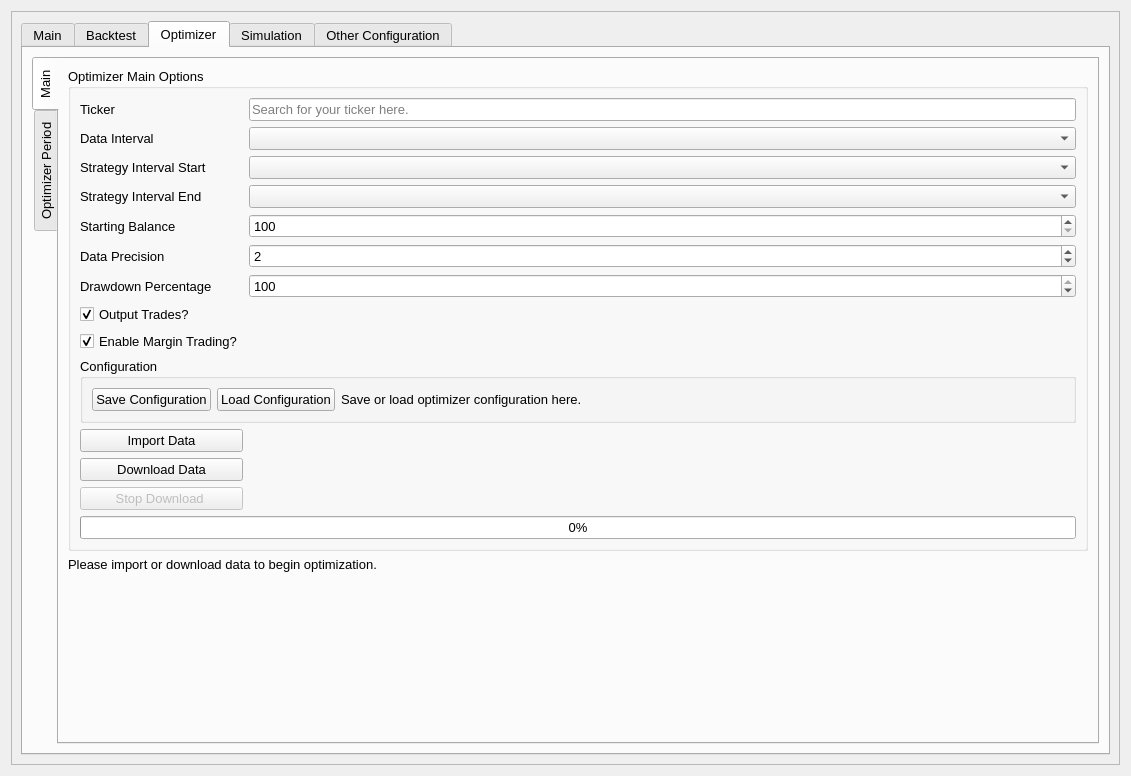
This is UI/configuration.ui in ZENALC/algobot as Qt 5 draws it before an edit. The edited form follows.
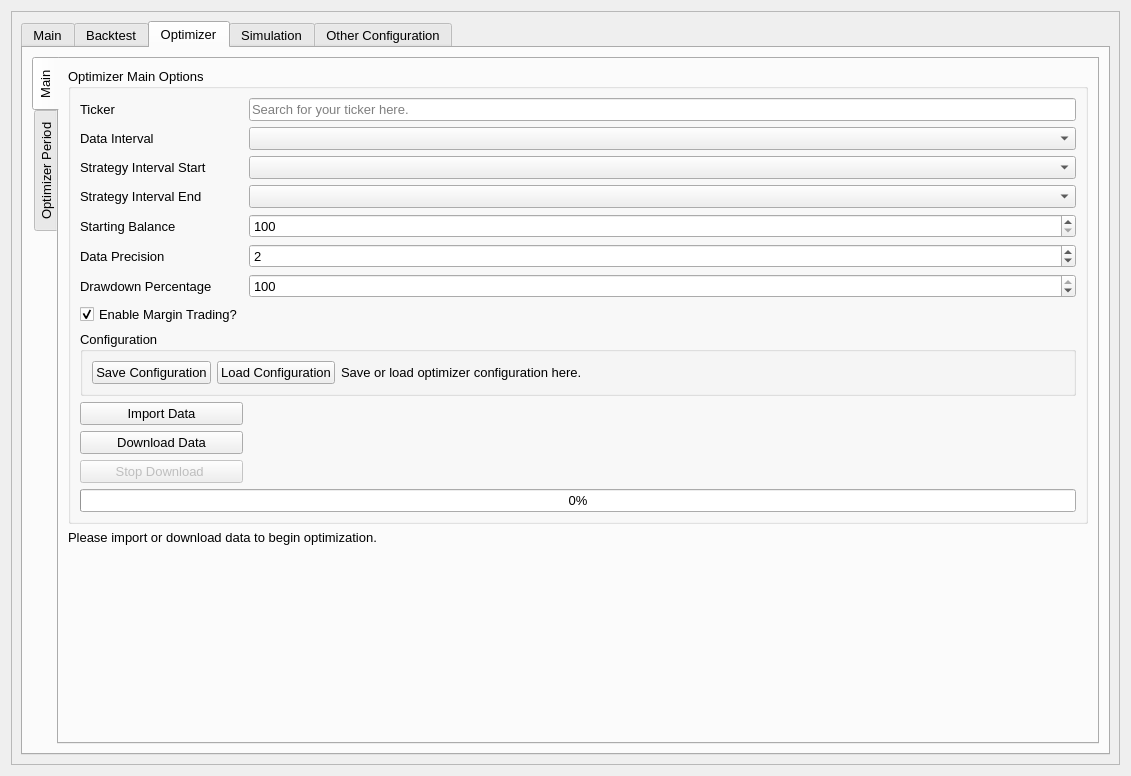
This is the edited form. The open tabs and pages were chosen to show the change.

Commit message: remove redundant optimizer code

Patch:
```diff
--- a/UI/configuration.ui
+++ b/UI/configuration.ui
@@ -960,23 +960,62 @@
                   <string>Optimizer Main Options</string>
                  </property>
                  <layout class="QGridLayout" name="gridLayout_9">
-                  <item row="14" column="1">
+                  <item row="9" column="0" colspan="3">
+                   <widget class="QGroupBox" name="groupBox_4">
+                    <property name="title">
+                     <string>Configuration</string>
+                    </property>
+                    <layout class="QHBoxLayout" name="horizontalLayout_7">
+                     <item>
+                      <widget class="QPushButton" name="optimizerSaveConfigurationButton">
+                       <property name="text">
+                        <string>Save Configuration</string>
+                       </property>
+                       <property name="autoDefault">
+                        <bool>false</bool>
+                       </property>
+                      </widget>
+                     </item>
+                     <item>
+                      <widget class="QPushButton" name="optimizerLoadConfigurationButton">
+                       <property name="text">
+                        <string>Load Configuration</string>
+                       </property>
+                       <property name="autoDefault">
+                        <bool>false</bool>
+                       </property>
+                      </widget>
+                     </item>
+                     <item>
+                      <widget class="QLabel" name="optimizerConfigurationResult">
+                       <property name="text">
+                        <string>Save or load optimizer configuration here.</string>
+                       </property>
+                      </widget>
+                     </item>
+                     <item>
+                      <spacer name="horizontalSpacer">
+                       <property name="orientation">
+                        <enum>Qt::Horizontal</enum>
+                       </property>
+                       <property name="sizeHint" stdset="0">
+                        <size>
+                         <width>40</width>
+                         <height>20</height>
+                        </size>
+                       </property>
+                      </spacer>
+                     </item>
+                    </layout>
+                   </widget>
+                  </item>
+                  <item row="13" column="1">
                    <widget class="QLabel" name="optimizerCopyLabel">
                     <property name="text">
                      <string/>
                     </property>
                    </widget>
                   </item>
-                  <item row="11" column="0">
-                   <widget class="QPushButton" name="optimizerImportDataButton">
-                    <property name="text">
-                     <string>Import Data</string>
-                    </property>
-                    <property name="autoDefault">
-                     <bool>false</bool>
-                    </property>
-                   </widget>
-                  </item>
                   <item row="2" column="1" colspan="2">
                    <widget class="QComboBox" name="optimizerIntervalComboBox">
                     <property name="font">
@@ -989,13 +1028,23 @@
                     </property>
                    </widget>
                   </item>
-                  <item row="19" column="1">
+                  <item row="18" column="1">
                    <widget class="QLabel" name="optimizerDownloadLabel">
                     <property name="text">
                      <string/>
                     </property>
                    </widget>
                   </item>
+                  <item row="10" column="0">
+                   <widget class="QPushButton" name="optimizerImportDataButton">
+                    <property name="text">
+                     <string>Import Data</string>
+                    </property>
+                    <property name="autoDefault">
+                     <bool>false</bool>
+                    </property>
+                   </widget>
+                  </item>
                   <item row="3" column="1" colspan="2">
                    <widget class="QComboBox" name="optimizerStrategyIntervalCombobox">
                     <property name="font">
@@ -1008,20 +1057,7 @@
                     </property>
                    </widget>
                   </item>
-                  <item row="9" column="0">
-                   <widget class="QCheckBox" name="optimizerMarginTradingCheckBox">
-                    <property name="toolTip">
-                     <string>If you don't want to simulate margin trading, untick this.</string>
-                    </property>
-                    <property name="text">
-                     <string>Enable Margin Trading?</string>
-                    </property>
-                    <property name="checked">
-                     <bool>true</bool>
-                    </property>
-                   </widget>
-                  </item>
-                  <item row="14" column="0">
+                  <item row="13" column="0">
                    <widget class="QPushButton" name="optimizerDownloadDataButton">
                     <property name="sizePolicy">
                      <sizepolicy hsizetype="Preferred" vsizetype="Fixed">
@@ -1042,19 +1078,6 @@
                     </property>
                    </widget>
                   </item>
-                  <item row="8" column="0">
-                   <widget class="QCheckBox" name="optimizerOutputTradesCheckBox">
-                    <property name="toolTip">
-                     <string>If a backtest has a lot of trades, it can take a while to open the file. If you're just interested in the results and not the trades, untick this.</string>
-                    </property>
-                    <property name="text">
-                     <string>Output Trades?</string>
-                    </property>
-                    <property name="checked">
-                     <bool>true</bool>
-                    </property>
-                   </widget>
-                  </item>
                   <item row="6" column="0">
                    <widget class="QLabel" name="optimizerPrecisionLabel">
                     <property name="text">
@@ -1062,35 +1085,16 @@
                     </property>
                    </widget>
                   </item>
-                  <item row="1" column="0">
-                   <widget class="QLabel" name="optimizerTickerLabel">
-                    <property name="sizePolicy">
-                     <sizepolicy hsizetype="Fixed" vsizetype="Preferred">
-                      <horstretch>0</horstretch>
-                      <verstretch>0</verstretch>
-                     </sizepolicy>
+                  <item row="8" column="0">
+                   <widget class="QCheckBox" name="optimizerMarginTradingCheckBox">
+                    <property name="toolTip">
+                     <string>If you don't want to simulate margin trading, untick this.</string>
                     </property>
-                    <property name="font">
-                     <font>
-                      <pointsize>10</pointsize>
-                     </font>
-                    </property>
                     <property name="text">
-                     <string>Ticker</string>
+                     <string>Enable Margin Trading?</string>
                     </property>
-                   </widget>
-                  </item>
-                  <item row="3" column="0">
-                   <widget class="QLabel" name="optimizerStrategyIntervalLabel">
-                    <property name="text">
-                     <string>Strategy Interval Start</string>
-                    </property>
-                   </widget>
-                  </item>
-                  <item row="5" column="0">
-                   <widget class="QLabel" name="optimizerStartingBalance">
-                    <property name="text">
-                     <string>Starting Balance</string>
+                    <property name="checked">
+                     <bool>true</bool>
                     </property>
                    </widget>
                   </item>
@@ -1107,6 +1111,13 @@
                     </property>
                    </widget>
                   </item>
+                  <item row="3" column="0">
+                   <widget class="QLabel" name="optimizerStrategyIntervalLabel">
+                    <property name="text">
+                     <string>Strategy Interval Start</string>
+                    </property>
+                   </widget>
+                  </item>
                   <item row="2" column="0">
                    <widget class="QLabel" name="optimizerDateIntervalLabel">
                     <property name="sizePolicy">
@@ -1125,20 +1136,32 @@
                     </property>
                    </widget>
                   </item>
-                  <item row="19" column="0">
-                   <widget class="QPushButton" name="optimizerStopDownloadButton">
-                    <property name="enabled">
-                     <bool>false</bool>
-                    </property>
+                  <item row="5" column="0">
+                   <widget class="QLabel" name="optimizerStartingBalance">
                     <property name="text">
-                     <string>Stop Download </string>
+                     <string>Starting Balance</string>
                     </property>
-                    <property name="autoDefault">
-                     <bool>false</bool>
+                   </widget>
+                  </item>
+                  <item row="1" column="0">
+                   <widget class="QLabel" name="optimizerTickerLabel">
+                    <property name="sizePolicy">
+                     <sizepolicy hsizetype="Fixed" vsizetype="Preferred">
+                      <horstretch>0</horstretch>
+                      <verstretch>0</verstretch>
+                     </sizepolicy>
                     </property>
+                    <property name="font">
+                     <font>
+                      <pointsize>10</pointsize>
+                     </font>
+                    </property>
+                    <property name="text">
+                     <string>Ticker</string>
+                    </property>
                    </widget>
                   </item>
-                  <item row="20" column="0" colspan="3">
+                  <item row="19" column="0" colspan="3">
                    <widget class="QProgressBar" name="optimizerDownloadProgressBar">
                     <property name="value">
                      <number>0</number>
@@ -1155,6 +1178,13 @@
                     </property>
                    </widget>
                   </item>
+                  <item row="4" column="0">
+                   <widget class="QLabel" name="optimizerStrategyIntervalEndLabel">
+                    <property name="text">
+                     <string>Strategy Interval End</string>
+                    </property>
+                   </widget>
+                  </item>
                   <item row="1" column="1" colspan="2">
                    <widget class="QLineEdit" name="optimizerTickerLineEdit">
                     <property name="placeholderText">
@@ -1165,23 +1195,16 @@
                     </property>
                    </widget>
                   </item>
-                  <item row="4" column="0">
-                   <widget class="QLabel" name="optimizerStrategyIntervalEndLabel">
+                  <item row="18" column="0">
+                   <widget class="QPushButton" name="optimizerStopDownloadButton">
+                    <property name="enabled">
+                     <bool>false</bool>
+                    </property>
                     <property name="text">
-                     <string>Strategy Interval End</string>
+                     <string>Stop Download </string>
                     </property>
-                   </widget>
-                  </item>
-                  <item row="7" column="1" colspan="2">
-                   <widget class="QSpinBox" name="drawdownPercentageSpinBox">
-                    <property name="minimum">
-                     <number>1</number>
-                    </property>
-                    <property name="maximum">
-                     <number>100</number>
-                    </property>
-                    <property name="value">
-                     <number>100</number>
+                    <property name="autoDefault">
+                     <bool>false</bool>
                     </property>
                    </widget>
                   </item>
@@ -1198,53 +1221,17 @@
                   <item row="4" column="1" colspan="2">
                    <widget class="QComboBox" name="optimizerStrategyIntervalEndCombobox"/>
                   </item>
-                  <item row="10" column="0" colspan="3">
-                   <widget class="QGroupBox" name="groupBox_4">
-                    <property name="title">
-                     <string>Configuration</string>
+                  <item row="7" column="1" colspan="2">
+                   <widget class="QSpinBox" name="drawdownPercentageSpinBox">
+                    <property name="minimum">
+                     <number>1</number>
                     </property>
-                    <layout class="QHBoxLayout" name="horizontalLayout_7">
-                     <item>
-                      <widget class="QPushButton" name="optimizerSaveConfigurationButton">
-                       <property name="text">
-                        <string>Save Configuration</string>
-                       </property>
-                       <property name="autoDefault">
-                        <bool>false</bool>
-                       </property>
-                      </widget>
-                     </item>
-                     <item>
-                      <widget class="QPushButton" name="optimizerLoadConfigurationButton">
-                       <property name="text">
-                        <string>Load Configuration</string>
-                       </property>
-                       <property name="autoDefault">
-                        <bool>false</bool>
-                       </property>
-                      </widget>
-                     </item>
-                     <item>
-                      <widget class="QLabel" name="optimizerConfigurationResult">
-                       <property name="text">
-                        <string>Save or load optimizer configuration here.</string>
-                       </property>
-                      </widget>
-                     </item>
-                     <item>
-                      <spacer name="horizontalSpacer">
-                       <property name="orientation">
-                        <enum>Qt::Horizontal</enum>
-                       </property>
-                       <property name="sizeHint" stdset="0">
-                        <size>
-                         <width>40</width>
-                         <height>20</height>
-                        </size>
-                       </property>
-                      </spacer>
-                     </item>
-                    </layout>
+                    <property name="maximum">
+                     <number>100</number>
+                    </property>
+                    <property name="value">
+                     <number>100</number>
+                    </property>
                    </widget>
                   </item>
                  </layout>
```
The commit also changes 1 other file.
